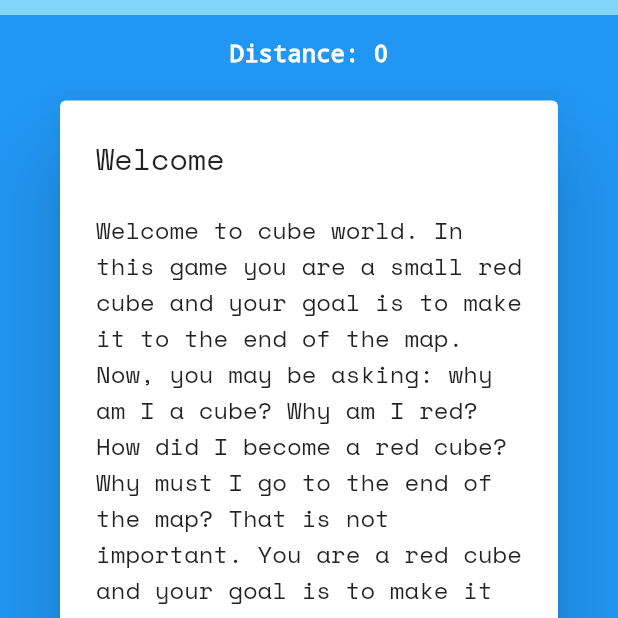
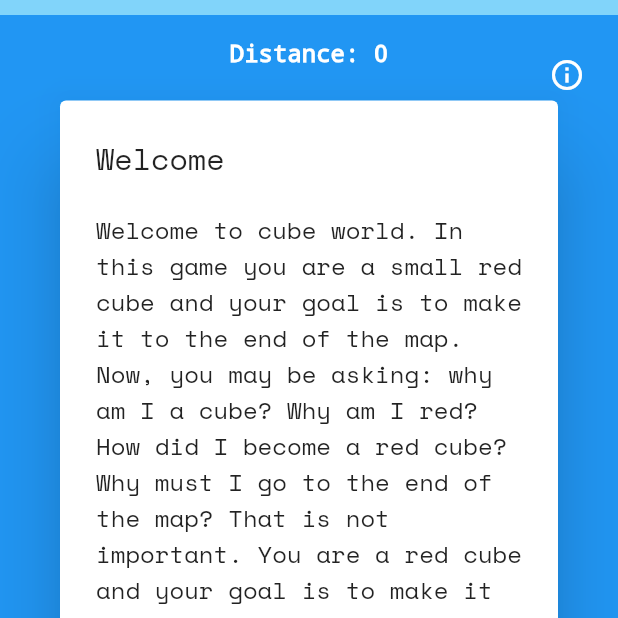
Before and after one commit to nlatham1999/Flutter_Game_2, a Flutter app: the screen it shows after launch, on a phone screen of 412 x 824 dp, the top half of it. Run offline on Flutter 3.47's test engine with Material 2 defaults, Android fonts, the phone set to English and light mode, and no system bars.

Commit message:
added about me

```diff
--- a/lib/controllers/gamecontroller.dart
+++ b/lib/controllers/gamecontroller.dart
@@ -248,8 +248,9 @@ class GameController  extends ChangeNotifier{
             mapTemp[j][i] = "e";
             break;
           case "p":
+            mapTemp[j][i] = "e";
             gameOver = true;
-            gameOverText = "You 'sploded";
+            gameOverText = "You exploded";
             break;
           default:
         }
@@ -627,8 +628,4 @@ class GameController  extends ChangeNotifier{
       default:
     }
   }
-
-
-
-
 }
--- a/lib/util/util.dart
+++ b/lib/util/util.dart
@@ -1,3 +1,5 @@
+import 'package:flutter/material.dart';
+
 String getSpriteType(String str) {
   return str.substring(0, 1);
 }
--- a/lib/views/gamescreen.dart
+++ b/lib/views/gamescreen.dart
@@ -1,8 +1,11 @@
 import 'dart:async';
 
+import 'package:flutter/foundation.dart';
+import 'package:flutter/gestures.dart';
 import 'package:flutter/material.dart';
 import 'package:my_app/controllers/gamecontroller.dart';
 import 'package:provider/provider.dart';
+import 'package:url_launcher/url_launcher.dart';
 
 import 'utils/viewutils.dart';
 
@@ -18,6 +21,7 @@ class _GameScreenState extends State<GameScreen> {
   late Timer _timer;
   bool _gameOver = false;
   bool _initialLoad = true;
+  bool _showAboutGame = false;
   GameController _gameController = GameController(offsetY: 10, screenSize: MediaQueryData.fromWindow(WidgetsBinding.instance!.window).size);
 
   @override
@@ -111,7 +115,7 @@ class _GameScreenState extends State<GameScreen> {
               ),
             ),
             Positioned(
-              top: _gameController.offsetY + (_gameController.cellHeight * 15),
+              top: _gameController.offsetY + (_gameController.cellHeight * 16),
               width: _gameController.screenSize.width,
               child: Row(
                 mainAxisAlignment: MainAxisAlignment.center,
@@ -145,6 +149,17 @@ class _GameScreenState extends State<GameScreen> {
                 ],
               )
             ),
+            Positioned(
+              top: _gameController.offsetY + (_gameController.cellHeight / 2),
+              left: _gameController.offsetX + (_gameController.cellHeight * 10.5),
+              child: MaterialButton(
+                highlightColor: Colors.transparent,
+                child: const Icon(Icons.info_outline, color: Colors.white),
+                onPressed: () { setState(() {
+                  _showAboutGame = true;
+                });},
+              ),
+            ),
             Visibility (
               visible: _gameOver,
               child:Center(
@@ -166,8 +181,8 @@ class _GameScreenState extends State<GameScreen> {
               visible: _initialLoad,
               child:Center(
                 child: AlertDialog(
-                  title: Text("Welcome"),
-                  content: Text("Welcome to cube world. In this game you are a small red cube and your goal is to make it to the end of the map. Now, you may be asking: why am I a cube? Why am I red? How did I become a red cube? Why must I go to the end of the map? That is not important. You are a red cube and your goal is to make it to the end of the map.\n \nFor controls you have buttons to go left, right, and to jump.\n\nYou will encounter different dangerous elements in your journey. Elements that you will have to discover yourself.",),
+                  title: const Text("Welcome"),
+                  content: const Text("Welcome to cube world. In this game you are a small red cube and your goal is to make it to the end of the map. Now, you may be asking: why am I a cube? Why am I red? How did I become a red cube? Why must I go to the end of the map? That is not important. You are a red cube and your goal is to make it to the end of the map.\n \nFor controls you have buttons to go left, right, and to jump.\n\nYou will encounter different dangerous elements in your journey. Elements that you will have to discover yourself.",),
                   actions: [
                     ElevatedButton(
                       onPressed: () {
@@ -181,6 +196,56 @@ class _GameScreenState extends State<GameScreen> {
                 )
               ),
             ),
+            Visibility (
+              visible: _showAboutGame,
+              child:Center(
+                child: AlertDialog(
+                  title: const Text("About"),
+                  content: RichText(
+                  text: TextSpan(
+                    children: [
+                      const TextSpan(
+                        text: "Made by ",
+                        style: TextStyle(
+                          color: Colors.black,
+                          fontSize: 16,
+                        ),
+                      ),
+                      TextSpan(
+                        text: "Nick Latham",
+                        style: const TextStyle(
+                          color: Colors.blue,
+                          fontSize: 16,
+                          decoration: TextDecoration.underline,
+                        ),
+                        recognizer: TapGestureRecognizer()
+                          ..onTap = () {
+                            launchUrl(Uri.parse('https://nicholaslatham.com'));
+                          },
+                      ),
+                      const TextSpan(
+                        text: "\n\nBuilt with flutter and hosted on netlify",
+                        style: TextStyle(
+                          color: Colors.black,
+                          fontSize: 16,
+                        ),
+                      ),
+                    ],
+                  ),
+                ),
+                  actions: [
+                    ElevatedButton(
+                      onPressed: () {
+                        setState(() {
+                          _showAboutGame = false;
+                        });
+                      },
+                      child: const Text("Ok"),
+                    ),
+                  ],
+                )
+              ),
+            ),
           ],
         ),
       );
--- a/pubspec.yaml
+++ b/pubspec.yaml
@@ -37,6 +37,7 @@ dependencies:
   cupertino_icons: ^1.0.2
 
   provider: ^6.0.0
+  url_launcher: ^6.1.10
 
 dev_dependencies:
   flutter_test:
```
Also changed, not shown: pubspec.lock, 5 other files.
